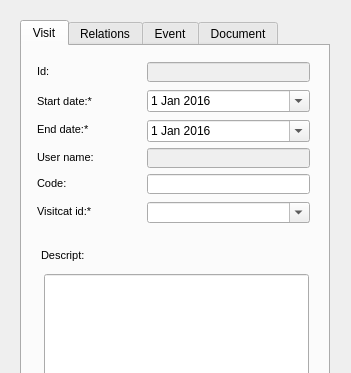
Above: ui/add_visit.ui from Giswater/giswater_qgis_plugin before the change; both pictures show x 0 to 351 and y 0 to 373 of the 351 by 562 pixel window. Below: the same form after it.
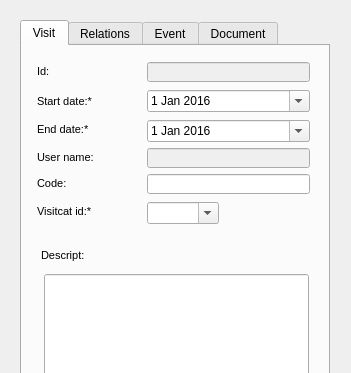
That is the form after the change. Icons and pictures are not drawn.

Commit message: moved combo size adjust to the .ui

Diff of the .ui file:
```diff
--- a/ui/add_visit.ui
+++ b/ui/add_visit.ui
@@ -115,13 +115,16 @@
        <rect>
         <x>125</x>
         <y>156</y>
-        <width>163</width>
-        <height>21</height>
+        <width>86</width>
+        <height>25</height>
        </rect>
       </property>
       <property name="editable">
        <bool>true</bool>
       </property>
+      <property name="sizeAdjustPolicy">
+       <enum>QComboBox::AdjustToContents</enum>
+      </property>
      </widget>
      <widget class="QLineEdit" name="visit_id">
       <property name="enabled">
```
Left out of the diff: 12 changed lines with no effect on the pictures. The commit also changes 1 other file.
